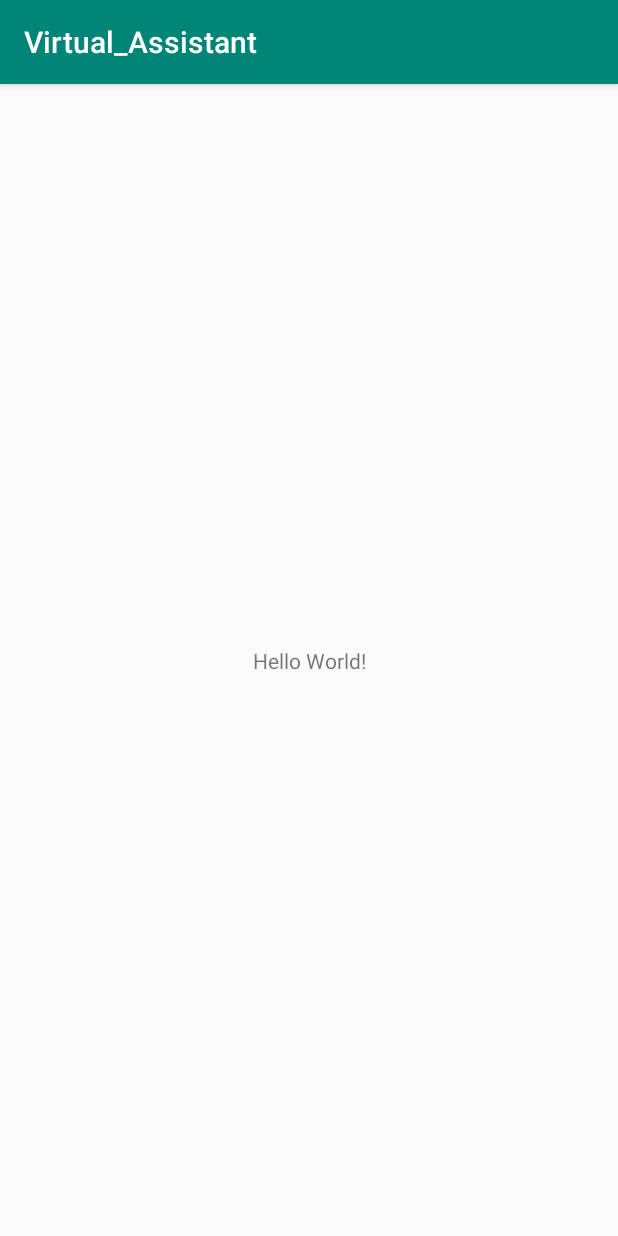
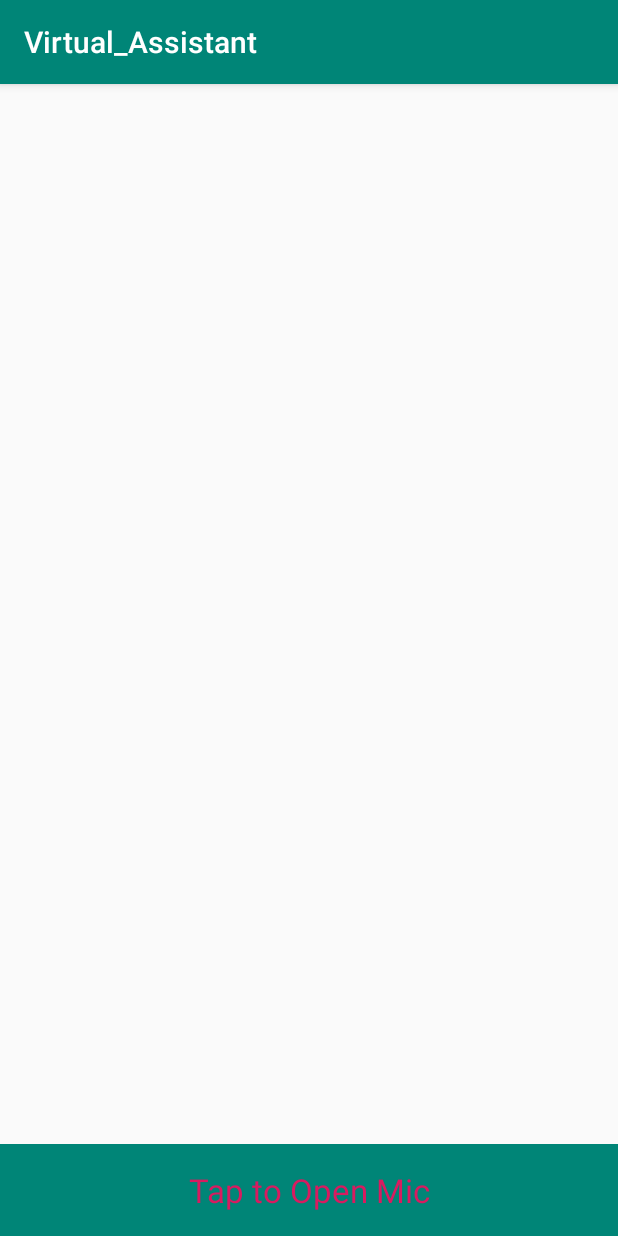
Before and after one commit to EliasJMote/VirtualAssistant, an Android app: the screen it shows after launch (MainActivity), on a phone screen of 412 x 824 dp. Run offline under Robolectric (Android 15) with nearby library versions, the phone set to English and light mode, and no system bars.

Commit message:
Added speech recognition capability to main activity

```diff
--- a/app/src/main/res/layout/activity_main.xml
+++ b/app/src/main/res/layout/activity_main.xml
@@ -1,18 +1,43 @@
 <?xml version="1.0" encoding="utf-8"?>
-<android.support.constraint.ConstraintLayout xmlns:android="http://schemas.android.com/apk/res/android"
+<RelativeLayout xmlns:android="http://schemas.android.com/apk/res/android"
     xmlns:app="http://schemas.android.com/apk/res-auto"
     xmlns:tools="http://schemas.android.com/tools"
     android:layout_width="match_parent"
     android:layout_height="match_parent"
+    android:orientation="vertical"
     tools:context=".MainActivity">
 
     <TextView
+        android:id="@+id/voiceInput"
         android:layout_width="wrap_content"
         android:layout_height="wrap_content"
-        android:text="Hello World!"
-        app:layout_constraintBottom_toBottomOf="parent"
-        app:layout_constraintLeft_toLeftOf="parent"
-        app:layout_constraintRight_toRightOf="parent"
-        app:layout_constraintTop_toTopOf="parent" />
+        android:layout_alignParentTop="true"
+        android:layout_centerHorizontal="true"
+        android:layout_marginTop="100dp"
+        android:textSize="26sp"
+        android:textStyle="normal" />
 
-</android.support.constraint.ConstraintLayout>
+    <LinearLayout
+        android:layout_width="match_parent"
+        android:layout_height="wrap_content"
+        android:layout_alignParentBottom="true"
+        android:layout_centerHorizontal="true"
+        android:gravity="center"
+        android:orientation="vertical">
+
+        <TextView
+            android:clickable="true"
+            android:gravity="center"
+            android:padding="16dp"
+            android:textColor="@color/colorAccent"
+            android:background="@color/colorPrimary"
+            android:id="@+id/btnSpeak"
+            android:layout_width="match_parent"
+            android:layout_height="wrap_content"
+            android:layout_marginTop="10dp"
+            android:text="Tap to Open Mic"
+            android:textSize="22sp"
+            android:textStyle="normal" />
+    </LinearLayout>
+
+</RelativeLayout>
```
Also changed, not shown: app/src/main/java/com/eliasmote/virtual_assistant/MainActivity.java (+54 -0 lines).
